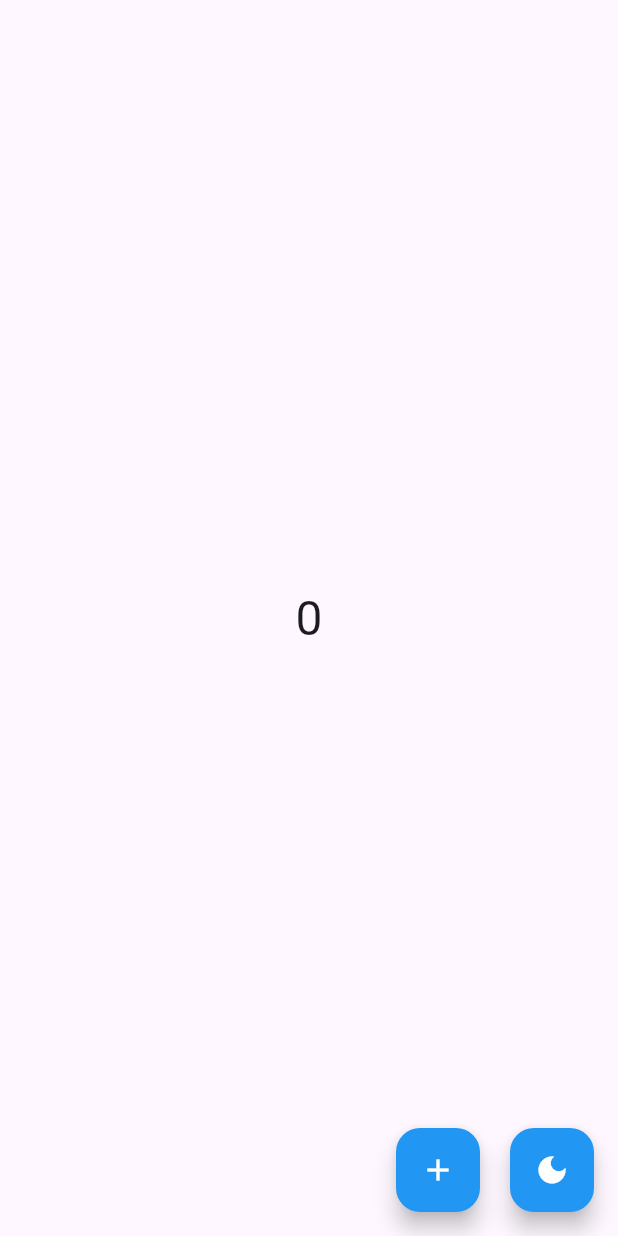
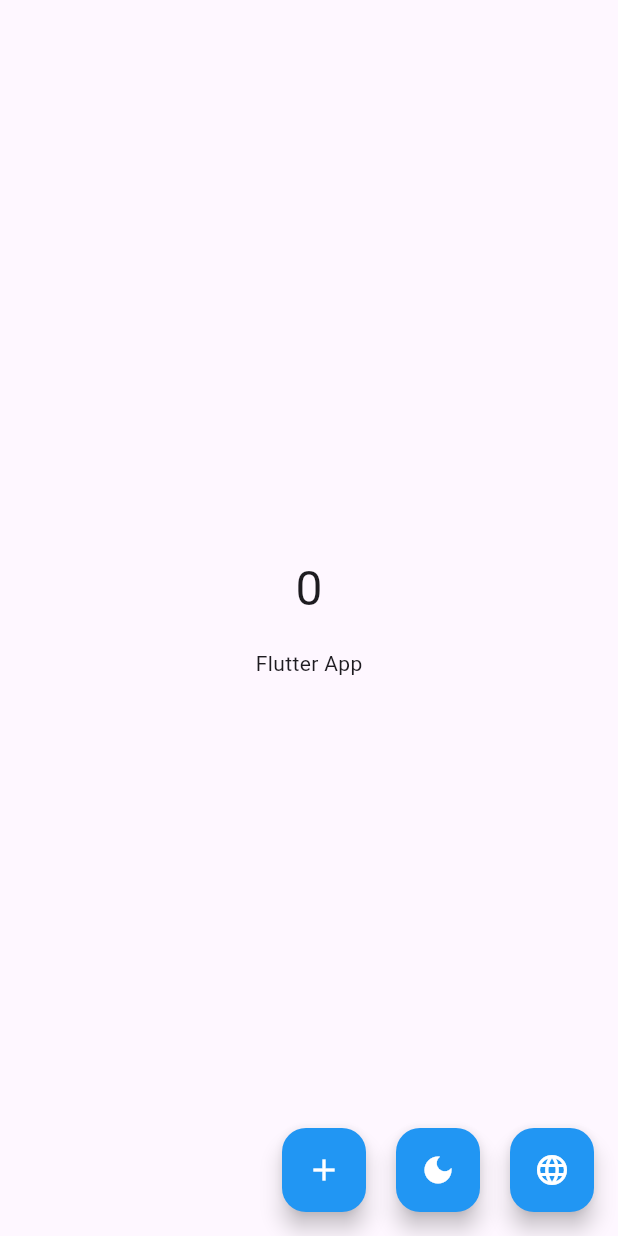
Before and after one commit to Schloool/flutter-template, a Flutter app: the screen it shows after launch, on a phone screen of 412 x 824 dp. Run offline on Flutter 3.47's test engine with Material 3 defaults, Android fonts, the phone set to English and light mode, and no system bars; our stand-ins replace get_storage, logger.

Commit message:
Add l10n

```diff
--- /dev/null
+++ b/lib/app.dart
@@ -0,0 +1,37 @@
+import 'package:flutter/material.dart';
+import 'package:flutter_localizations/flutter_localizations.dart';
+import 'package:flutter_template/core/i10n/locale_controller.dart';
+import 'package:provider/provider.dart';
+
+import 'core/theme/app_theme.dart';
+import 'core/theme/theme_controller.dart';
+import 'features/counter/view/counter_screen.dart';
+import 'generated/l10n.dart';
+
+class App extends StatelessWidget {
+  const App({super.key});
+
+  static const String appName = 'Flutter Template';
+
+  @override
+  Widget build(BuildContext context) {
+    final themeController = context.watch<ThemeController>();
+    final locale = context.watch<LocaleController>();
+
+    return MaterialApp(
+      title: appName,
+      themeMode: themeController.themeMode,
+      theme: AppTheme.lightTheme,
+      darkTheme: AppTheme.darkTheme,
+      locale: locale.locale,
+      localizationsDelegates: const [
+        S.delegate,
+        GlobalMaterialLocalizations.delegate,
+        GlobalWidgetsLocalizations.delegate,
+        GlobalCupertinoLocalizations.delegate,
+      ],
+      supportedLocales: S.delegate.supportedLocales,
+      home: const CounterScreen(),
+    );
+  }
+}
--- a/lib/features/counter/view/counter_screen.dart
+++ b/lib/features/counter/view/counter_screen.dart
@@ -1,7 +1,9 @@
 import 'package:flutter/material.dart';
+import 'package:flutter_template/core/i10n/locale_controller.dart';
 import 'package:flutter_template/core/theme/theme_controller.dart';
 import 'package:flutter_template/features/counter/controller/counter_controller.dart';
 import 'package:flutter_template/features/counter/view/counter_number.dart';
+import 'package:flutter_template/generated/l10n.dart';
 import 'package:provider/provider.dart';
 
 class CounterScreen extends StatelessWidget {
@@ -17,7 +19,14 @@ class CounterScreen extends StatelessWidget {
         child:
             counter.isLoading
                 ? const CircularProgressIndicator()
-                : CounterNumber(value: counter.count),
+                : Column(
+                  mainAxisAlignment: MainAxisAlignment.center,
+                  children: [
+                    CounterNumber(value: counter.count),
+                    const SizedBox(height: 20.0),
+                    Text(S.of(context).appTitle),
+                  ],
+                ),
       ),
       floatingActionButton: Row(
         mainAxisAlignment: MainAxisAlignment.end,
@@ -37,6 +46,11 @@ class CounterScreen extends StatelessWidget {
                   : Icons.dark_mode,
             ),
           ),
+          const SizedBox(width: 20),
+          FloatingActionButton(
+            onPressed: context.read<LocaleController>().toggleLocale,
+            child: const Icon(Icons.language),
+          ),
         ],
       ),
     );
--- /dev/null
+++ b/lib/l10n/intl_de.arb
@@ -0,0 +1,4 @@
+{
+  "@@locale": "de",
+  "appTitle": "Flatternde Anwendung"
+}
--- /dev/null
+++ b/lib/l10n/intl_en.arb
@@ -0,0 +1,4 @@
+{
+  "@@locale": "en",
+  "appTitle": "Flutter App"
+}
--- a/lib/main.dart
+++ b/lib/main.dart
@@ -2,11 +2,11 @@ import 'package:flutter/material.dart';
 import 'package:flutter_template/core/theme/theme_controller.dart';
 import 'package:flutter_template/features/counter/repository/local_counter_repository.dart';
 import 'package:flutter_template/features/counter/service/counter_service.dart';
-import 'package:flutter_template/features/counter/view/counter_screen.dart';
 import 'package:get_storage/get_storage.dart';
 import 'package:provider/provider.dart';
 
-import 'core/theme/app_theme.dart';
+import 'app.dart';
+import 'core/i10n/locale_controller.dart';
 import 'features/counter/controller/counter_controller.dart';
 
 void main() async {
@@ -23,6 +23,12 @@ void main() async {
         ),
         ChangeNotifierProvider(
           create: (_) {
+            return LocaleController()..loadLocale();
+          },
+        ),
+
+        ChangeNotifierProvider(
+          create: (_) {
             return CounterController(LocalCounterRepository(CounterService()))
               ..loadInitialCount();
           },
@@ -32,21 +38,3 @@ void main() async {
     ),
   );
 }
-
-class App extends StatelessWidget {
-  const App({super.key});
-
-  static const String appName = 'Flutter Template';
-
-  @override
-  Widget build(BuildContext context) {
-    final themeController = context.watch<ThemeController>();
-    return MaterialApp(
-      title: appName,
-      themeMode: themeController.themeMode,
-      theme: AppTheme.lightTheme,
-      darkTheme: AppTheme.darkTheme,
-      home: const CounterScreen(),
-    );
-  }
-}
--- a/pubspec.yaml
+++ b/pubspec.yaml
@@ -10,7 +10,10 @@ environment:
 dependencies:
   flutter:
     sdk: flutter
+  flutter_localizations:
+    sdk: flutter
   get_storage: ^2.1.1
+  intl: ^0.19.0
   logger: ^2.6.2
   provider: ^6.1.5+1
   shared_preferences: ^2.5.3
@@ -22,6 +25,7 @@ dev_dependencies:
   flutter_lints: ^5.0.0
 
 flutter:
+  generate: true
   uses-material-design: true
   assets:
     - assets/
@@ -37,3 +41,5 @@ flutter:
   #       - asset: fonts/TrajanPro.ttf
   #       - asset: fonts/TrajanPro_Bold.ttf
   #         weight: 700
+flutter_intl:
+  enabled: true
```
Also changed, not shown: lib/core/i10n/locale_controller.dart (added, +43 -0 lines), lib/generated/intl/messages_all.dart (added), lib/generated/intl/messages_de.dart (added), lib/generated/intl/messages_en.dart (added), lib/generated/l10n.dart (added), pubspec.lock, 1 other file.
